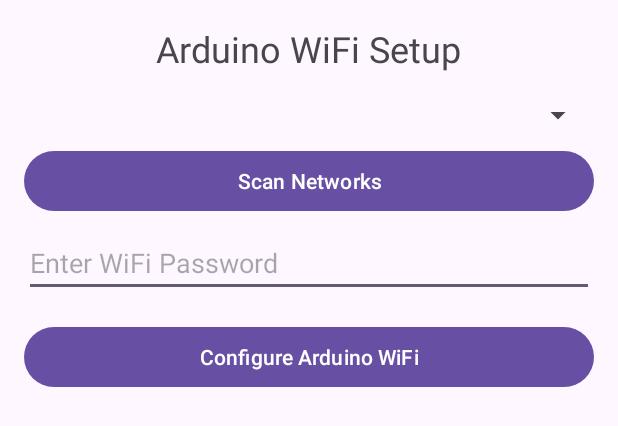
After one commit to sakisma/sensorMonitoringApp, an Android app: the layout activity_setup_arduino_wifi.xml on its own in the app's theme, with its tools: preview values and no code run, on a phone screen of 412 x 824 dp. The commit adds this screen. Shown: the top 426 px of the screen. Run offline under Robolectric (Android 15) with nearby library versions, the phone set to English and light mode, and no system bars.

Commit message:
Add SetupArduinoWifi for arduino config 1st time app execution

```diff
--- a/app/build.gradle.kts
+++ b/app/build.gradle.kts
@@ -28,8 +28,8 @@ android {
         }
     }
     compileOptions {
-        sourceCompatibility = JavaVersion.VERSION_1_8
-        targetCompatibility = JavaVersion.VERSION_1_8
+        sourceCompatibility = JavaVersion.VERSION_17
+        targetCompatibility = JavaVersion.VERSION_17
     }
     kotlinOptions {
         jvmTarget = "1.8"
@@ -70,6 +70,7 @@ dependencies {
     implementation("com.google.firebase:firebase-messaging")
     implementation("com.github.PhilJay:MPAndroidChart:v3.1.0")
     implementation("com.google.code.gson:gson:2.11.0")
+    implementation("com.squareup.okhttp3:okhttp:4.9.3")
     androidTestImplementation(platform(libs.compose.bom))
     androidTestImplementation(libs.ui.test.junit4)
     debugImplementation(libs.ui.tooling)
--- a/app/src/main/java/com/arduino/sensormonitoringapp/HomeFragment.java
+++ b/app/src/main/java/com/arduino/sensormonitoringapp/HomeFragment.java
@@ -34,6 +34,12 @@ public class HomeFragment extends Fragment {
         return view;
     }
 
+    @Override
+    public void onResume() {
+        super.onResume();
+        fetchLatestData();
+    }
+
     private void fetchLatestData() {
         sensorDataRef.limitToLast(1).addListenerForSingleValueEvent(new ValueEventListener() {
             @Override
--- /dev/null
+++ b/app/src/main/res/layout/activity_setup_arduino_wifi.xml
@@ -0,0 +1,49 @@
+<LinearLayout
+    xmlns:android="http://schemas.android.com/apk/res/android"
+    android:layout_width="match_parent"
+    android:layout_height="match_parent"
+    android:orientation="vertical"
+    android:padding="16dp">
+
+    <!-- Title for the Setup Screen -->
+    <TextView
+        android:layout_width="wrap_content"
+        android:layout_height="wrap_content"
+        android:text="Arduino WiFi Setup"
+        android:textSize="24sp"
+        android:layout_gravity="center_horizontal"
+        android:layout_marginBottom="16dp"/>
+
+    <!-- Spinner for SSID Selection -->
+    <Spinner
+        android:id="@+id/spinnerSSID"
+        android:layout_width="match_parent"
+        android:layout_height="wrap_content"
+        android:spinnerMode="dropdown"
+        android:prompt="@string/select_ssid_prompt"/>
+
+    <!-- Button to Scan for Networks -->
+    <Button
+        android:id="@+id/btnScan"
+        android:layout_width="match_parent"
+        android:layout_height="wrap_content"
+        android:text="Scan Networks"
+        android:layout_marginTop="8dp"/>
+
+    <!-- EditText for WiFi Password -->
+    <EditText
+        android:id="@+id/etPassword"
+        android:layout_width="match_parent"
+        android:layout_height="wrap_content"
+        android:hint="Enter WiFi Password"
+        android:inputType="textPassword"
+        android:layout_marginTop="8dp"/>
+
+    <!-- Button to Configure Arduino WiFi -->
+    <Button
+        android:id="@+id/btnConfigure"
+        android:layout_width="match_parent"
+        android:layout_height="wrap_content"
+        android:text="Configure Arduino WiFi"
+        android:layout_marginTop="16dp"/>
+</LinearLayout>
--- a/app/src/main/res/values/strings.xml
+++ b/app/src/main/res/values/strings.xml
@@ -1,6 +1,7 @@
 <resources>
     <string name="app_name">SensorMonitoringApp</string>
     <string name="title_activity_menu">menu</string>
+    <string name="select_ssid_prompt">Select a WiFi Network</string>
     <string-array name="date_ranges">
         <item>Daily</item>
         <item>Weekly</item>
```
Also changed, not shown: app/src/main/AndroidManifest.xml (+14 -0 lines), app/src/main/java/com/arduino/sensormonitoringapp/MainActivity.java (+26 -10 lines), app/src/main/java/com/arduino/sensormonitoringapp/SetupArduinoWifi.java (added, +347 -0 lines).
